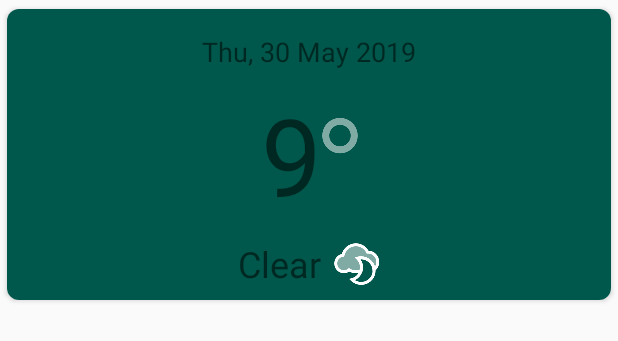
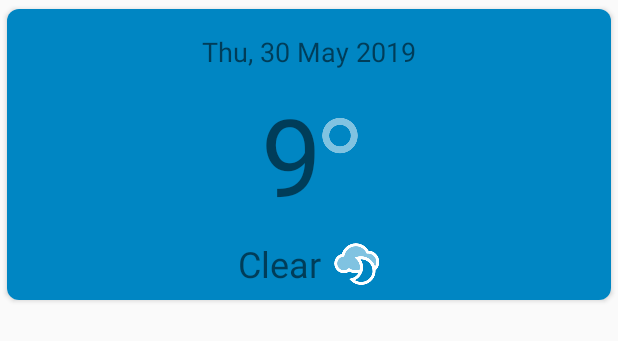
Before and after one commit to tartarJR/Weatherify, an Android app: the layout four_days_weather_list_item_layout.xml on its own in the app's theme, with its tools: preview values and no code run, on a phone screen of 412 x 824 dp. Shown: the top 341 px of the screen. Run offline under Robolectric (Android 15) with nearby library versions, the phone set to English and light mode, and no system bars.

Commit message:
Change app colors

```diff
--- a/app/src/main/res/values/colors.xml
+++ b/app/src/main/res/values/colors.xml
@@ -1,6 +1,6 @@
 <?xml version="1.0" encoding="utf-8"?>
 <resources>
-    <color name="colorPrimary">#008577</color>
-    <color name="colorPrimaryDark">#00574B</color>
-    <color name="colorAccent">#D81B60</color>
+    <color name="colorPrimary">#29b6f6</color>
+    <color name="colorPrimaryDark">#0086c3</color>
+    <color name="colorAccent">#f9a825</color>
 </resources>
```
